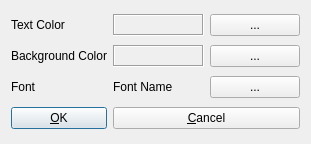
tomojitakasu/RTKLIB, file app/qtapp/appcmn_qt/vieweropt.ui: the form before one commit.
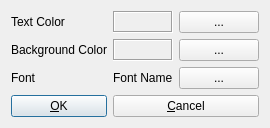
The form after the commit.

The edit to the form file:
```diff
--- a/app/qtapp/appcmn_qt/vieweropt.ui
+++ b/app/qtapp/appcmn_qt/vieweropt.ui
@@ -2,14 +2,6 @@
 <ui version="4.0">
  <class>ViewerOptDialog</class>
  <widget class="QWidget" name="ViewerOptDialog">
-  <property name="geometry">
-   <rect>
-    <x>0</x>
-    <y>0</y>
-    <width>311</width>
-    <height>144</height>
-   </rect>
-  </property>
   <property name="windowTitle">
    <string>Viewer Options</string>
   </property>
@@ -18,10 +10,7 @@
   </property>
   <layout class="QGridLayout" name="gridLayout">
    <item row="0" column="0">
-    <widget class="QLabel" name="Label6">
-     <property name="enabled">
-      <bool>true</bool>
-     </property>
+    <widget class="QLabel" name="label6">
      <property name="toolTip">
       <string/>
      </property>
@@ -31,47 +20,7 @@
     </widget>
    </item>
    <item row="0" column="1">
-    <widget class="QLabel" name="lbColor1">
-     <property name="enabled">
-      <bool>true</bool>
-     </property>
-     <property name="palette">
-      <palette>
-       <active>
-        <colorrole role="WindowText">
-         <brush brushstyle="SolidPattern">
-          <color alpha="255">
-           <red>0</red>
-           <green>0</green>
-           <blue>0</blue>
-          </color>
-         </brush>
-        </colorrole>
-       </active>
-       <inactive>
-        <colorrole role="WindowText">
-         <brush brushstyle="SolidPattern">
-          <color alpha="255">
-           <red>0</red>
-           <green>0</green>
-           <blue>0</blue>
-          </color>
-         </brush>
-        </colorrole>
-       </inactive>
-       <disabled>
-        <colorrole role="WindowText">
-         <brush brushstyle="SolidPattern">
-          <color alpha="255">
-           <red>0</red>
-           <green>0</green>
-           <blue>0</blue>
-          </color>
-         </brush>
-        </colorrole>
-       </disabled>
-      </palette>
-     </property>
+    <widget class="QLabel" name="lbColorText">
      <property name="toolTip">
       <string/>
      </property>
@@ -81,53 +30,10 @@
      <property name="frameShadow">
       <enum>QFrame::Sunken</enum>
      </property>
-     <property name="text">
-      <string/>
-     </property>
     </widget>
    </item>
    <item row="0" column="2">
-    <widget class="QPushButton" name="BtnColor1">
-     <property name="enabled">
-      <bool>true</bool>
-     </property>
-     <property name="palette">
-      <palette>
-       <active>
-        <colorrole role="WindowText">
-         <brush brushstyle="SolidPattern">
-          <color alpha="255">
-           <red>0</red>
-           <green>0</green>
-           <blue>0</blue>
-          </color>
-         </brush>
-        </colorrole>
-       </active>
-       <inactive>
-        <colorrole role="WindowText">
-         <brush brushstyle="SolidPattern">
-          <color alpha="255">
-           <red>0</red>
-           <green>0</green>
-           <blue>0</blue>
-          </color>
-         </brush>
-        </colorrole>
-       </inactive>
-       <disabled>
-        <colorrole role="WindowText">
-         <brush brushstyle="SolidPattern">
-          <color alpha="255">
-           <red>0</red>
-           <green>0</green>
-           <blue>0</blue>
-          </color>
-         </brush>
-        </colorrole>
-       </disabled>
-      </palette>
-     </property>
+    <widget class="QPushButton" name="btnColorText">
      <property name="toolTip">
       <string/>
      </property>
@@ -150,10 +56,7 @@
     </widget>
    </item>
    <item row="1" column="1">
-    <widget class="QLabel" name="lbColor2">
-     <property name="enabled">
-      <bool>true</bool>
-     </property>
+    <widget class="QLabel" name="lbColorBackground">
      <property name="toolTip">
       <string/>
      </property>
@@ -163,56 +66,10 @@
      <property name="frameShadow">
       <enum>QFrame::Sunken</enum>
      </property>
-     <property name="text">
-      <string/>
-     </property>
-     <property name="alignment">
-      <set>Qt::AlignCenter</set>
-     </property>
     </widget>
    </item>
    <item row="1" column="2">
-    <widget class="QPushButton" name="BtnColor2">
-     <property name="enabled">
-      <bool>true</bool>
-     </property>
-     <property name="palette">
-      <palette>
-       <active>
-        <colorrole role="WindowText">
-         <brush brushstyle="SolidPattern">
-          <color alpha="255">
-           <red>0</red>
-           <green>0</green>
-           <blue>0</blue>
-          </color>
-         </brush>
-        </colorrole>
-       </active>
-       <inactive>
-        <colorrole role="WindowText">
-         <brush brushstyle="SolidPattern">
-          <color alpha="255">
-           <red>0</red>
-           <green>0</green>
-           <blue>0</blue>
-          </color>
-         </brush>
-        </colorrole>
-       </inactive>
-       <disabled>
-        <colorrole role="WindowText">
-         <brush brushstyle="SolidPattern">
-          <color alpha="255">
-           <red>0</red>
-           <green>0</green>
-           <blue>0</blue>
-          </color>
-         </brush>
-        </colorrole>
-       </disabled>
-      </palette>
-     </property>
+    <widget class="QPushButton" name="btnColorBackground">
      <property name="toolTip">
       <string/>
      </property>
@@ -222,10 +79,7 @@
     </widget>
    </item>
    <item row="2" column="0">
-    <widget class="QLabel" name="Label15">
-     <property name="enabled">
-      <bool>true</bool>
-     </property>
+    <widget class="QLabel" name="label15">
      <property name="toolTip">
       <string/>
      </property>
@@ -235,10 +89,7 @@
     </widget>
    </item>
    <item row="2" column="1">
-    <widget class="QLabel" name="FontLabel">
-     <property name="enabled">
-      <bool>true</bool>
-     </property>
+    <widget class="QLabel" name="fontLabel">
      <property name="toolTip">
       <string/>
      </property>
@@ -248,47 +99,7 @@
     </widget>
    </item>
    <item row="2" column="2">
-    <widget class="QPushButton" name="BtnFont">
-     <property name="enabled">
-      <bool>true</bool>
-     </property>
-     <property name="palette">
-      <palette>
-       <active>
-        <colorrole role="WindowText">
-         <brush brushstyle="SolidPattern">
-          <color alpha="255">
-           <red>0</red>
-           <green>0</green>
-           <blue>0</blue>
-          </color>
-         </brush>
-        </colorrole>
-       </active>
-       <inactive>
-        <colorrole role="WindowText">
-         <brush brushstyle="SolidPattern">
-          <color alpha="255">
-           <red>0</red>
-           <green>0</green>
-           <blue>0</blue>
-          </color>
-         </brush>
-        </colorrole>
-       </inactive>
-       <disabled>
-        <colorrole role="WindowText">
-         <brush brushstyle="SolidPattern">
-          <color alpha="255">
-           <red>0</red>
-           <green>0</green>
-           <blue>0</blue>
-          </color>
-         </brush>
-        </colorrole>
-       </disabled>
-      </palette>
-     </property>
+    <widget class="QPushButton" name="btnFont">
      <property name="toolTip">
       <string/>
      </property>
@@ -298,10 +109,7 @@
     </widget>
    </item>
    <item row="3" column="0">
-    <widget class="QPushButton" name="BtnOk">
-     <property name="enabled">
-      <bool>true</bool>
-     </property>
+    <widget class="QPushButton" name="btnOk">
      <property name="toolTip">
       <string/>
      </property>
@@ -317,10 +125,7 @@
     </widget>
    </item>
    <item row="3" column="1" colspan="2">
-    <widget class="QPushButton" name="BtnCancel">
-     <property name="enabled">
-      <bool>true</bool>
-     </property>
+    <widget class="QPushButton" name="btnCancel">
      <property name="toolTip">
       <string/>
      </property>
```
Left out of the diff: 2 changed lines with no effect on the pictures.
